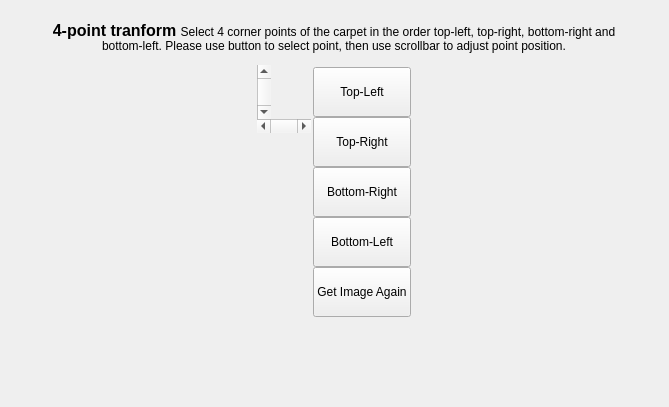
The window that src/camera_model/camera_wizard/four_point_select_page/four_point_select_page.ui (vietanhdev/open-adas) describes before a commit, drawn with Qt 5.
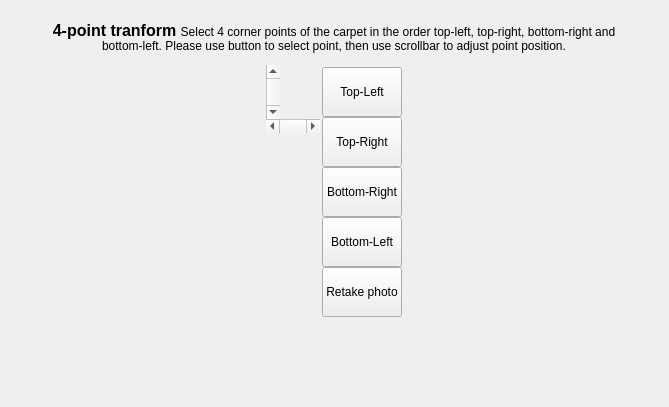
The same window after the commit. Icons and pictures are not drawn.

Diff of the .ui file:
```diff
--- a/src/camera_model/camera_wizard/four_point_select_page/four_point_select_page.ui
+++ b/src/camera_model/camera_wizard/four_point_select_page/four_point_select_page.ui
@@ -337,7 +337,7 @@
               </size>
              </property>
              <property name="text">
-              <string>Get Image Again</string>
+              <string>Retake photo</string>
              </property>
             </widget>
            </item>
```
